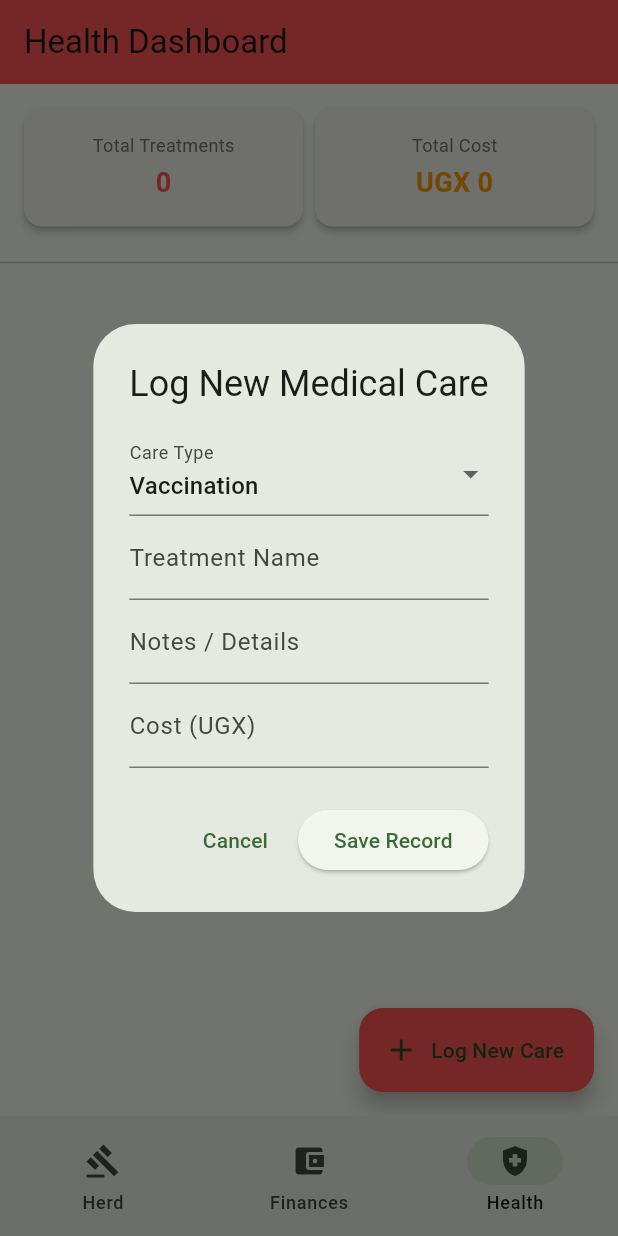
After one commit to Emma-Ssali/MyGOAT, a Flutter app: the screen it shows after launch, item 3 of the bottom bar chosen, after a tap on "Log New Care", on a phone screen of 412 x 824 dp. The commit adds this screen. Run offline on Flutter 3.47's test engine with Material 3 defaults, Android fonts, the phone set to English and light mode, and no system bars; our stand-ins replace flutter_riverpod, image_picker, isar; accounts and stored records are empty; generated files the repository leaves out were written again.

Commit message:
Health dashboard display

```diff
--- a/lib/main.dart
+++ b/lib/main.dart
@@ -4,6 +4,8 @@ import 'views/goat_dashboard_view.dart';
 import 'views/financial_dashboard_view.dart';
 import 'services/database_service.dart'; // NEW: so we can call DatabaseService()
 import 'services/providers.dart';        // NEW: so we can override databaseServiceProvider
+import 'views/health_dashboard_view.dart';
+
 
 // CHANGED: added 'async' so we can use 'await' inside main
 void main() async {
@@ -58,6 +60,7 @@ class _MainNavigationShellState extends State<MainNavigationShell> {
   final List<Widget> _screens = [
     const GoatDashboardView(),
     const FinancialDashboardView(),
+    const HealthDashboardView(),
   ];
 
   @override
@@ -80,6 +83,10 @@ class _MainNavigationShellState extends State<MainNavigationShell> {
             icon: Icon(Icons.account_balance_wallet),
             label: 'Finances',
           ),
+          NavigationDestination(
+            icon: Icon(Icons.health_and_safety),
+            label: 'Health',
+          ),
         ],
       ),
     );
--- a/lib/services/providers.dart
+++ b/lib/services/providers.dart
@@ -1,34 +1,67 @@
 import 'package:flutter_riverpod/flutter_riverpod.dart';
+import 'package:isar/isar.dart';   // ✅ unlocks watch(), findAll(), etc.
 import 'database_service.dart';
 import 'farm_repository.dart';
 import '../models/goat.dart';
 import '../models/health_record.dart';
 
-// 1. Spawns one single, permanent instance of your local database engine wrapper
+// 1. Database service provider
 final databaseServiceProvider = Provider<DatabaseService>((ref) {
   return DatabaseService();
 });
 
-// 2. Spawns the repository clerk, extracting the EXACT inner Isar instance it needs
+// 2. Repository provider
 final farmRepositoryProvider = Provider<FarmRepository>((ref) {
   final dbService = ref.watch(databaseServiceProvider);
   return FarmRepository(dbService.isar);
 });
 
-// 3. The live stream provider that watches your local storage and auto-refreshes your UI list
-// FIX: We explicitly declare the AutoDispose StreamProvider type to eliminate compilation lookup drops
+// 3. Goats stream provider
 final watchGoatsProvider = StreamProvider.autoDispose<List<Goat>>((ref) {
   final repository = ref.watch(farmRepositoryProvider);
   return repository.watchGoats();
 });
 
-// 4. Provides a clean reference to your core database service for financial layers
+// 4. Direct database reference
 final farmDatabaseProvider = Provider((ref) {
   return ref.watch(databaseServiceProvider);
 });
 
-// 5. This provider acts as a direct line to stream health entries into your UI screens
-final watchHealthRecordsProvider = StreamProvider.family.autoDispose<List<HealthRecord>, int>((ref, goatId) {
+// 5. Per-goat health records stream
+final watchHealthRecordsProvider =
+    StreamProvider.family.autoDispose<List<HealthRecord>, int>((ref, goatId) {
   final repository = ref.watch(farmRepositoryProvider);
-  return repository.watchHealthRecords(goatId);
+  return repository.isar.healthRecords
+      .filter()
+      .goatIdEqualTo(goatId)
+      .sortByDateDesc()
+      .watch(fireImmediately: true);
 });
+
+// 6. Global health records stream
+final watchAllHealthRecordsProvider =
+    StreamProvider.autoDispose<List<HealthRecord>>((ref) {
+  final repo = ref.watch(farmRepositoryProvider);
+  return repo.isar.healthRecords
+      .where()
+      .sortByDateDesc()
+      .watch(fireImmediately: true);
+});
+
+// 7. Per-goat health summary provider
+final goatHealthSummaryProvider =
+    FutureProvider.family.autoDispose<Map<String, dynamic>, int>((ref, goatId) async {
+  final repository = ref.watch(farmRepositoryProvider);
+  final records = await repository.isar.healthRecords
+      .filter()
+      .goatIdEqualTo(goatId)
+      .findAll();
+
+  final totalTreatments = records.length;
+  final totalCost = records.fold<double>(0.0, (sum, r) => sum + (r.cost ?? 0.0));
+
+  return {
+    'totalTreatments': totalTreatments,
+    'totalCost': totalCost,
+  };
+});
--- /dev/null
+++ b/lib/views/health_dashboard_view.dart
@@ -0,0 +1,161 @@
+import 'package:flutter/material.dart';
+import 'package:flutter_riverpod/flutter_riverpod.dart';
+import '../models/health_record.dart';
+import '../services/providers.dart';
+
+class HealthDashboardView extends ConsumerWidget {
+  const HealthDashboardView({super.key});
+
+  @override
+  Widget build(BuildContext context, WidgetRef ref) {
+    // Watch all health records across goats
+    final healthRecordsAsync = ref.watch(watchAllHealthRecordsProvider);
+
+    return Scaffold(
+      appBar: AppBar(
+        title: const Text('Health Dashboard'),
+        backgroundColor: Colors.redAccent,
+      ),
+      body: healthRecordsAsync.when(
+        data: (records) {
+          final totalRecords = records.length;
+          final totalCost = records.fold(0.0, (sum, r) => sum + r.cost);
+
+          return Column(
+            children: [
+              // Summary cards
+              Padding(
+                padding: const EdgeInsets.all(12.0),
+                child: Row(
+                  children: [
+                    _summaryCard('Total Treatments', totalRecords.toString(), Colors.redAccent),
+                    _summaryCard('Total Cost', 'UGX ${totalCost.toStringAsFixed(0)}', Colors.orange),
+                  ],
+                ),
+              ),
+              const Divider(),
+              Expanded(
+                child: records.isEmpty
+                    ? const Center(child: Text('No health records logged yet.'))
+                    : ListView.builder(
+                        itemCount: records.length,
+                        itemBuilder: (context, index) {
+                          final record = records[index];
+                          return Card(
+                            margin: const EdgeInsets.symmetric(horizontal: 12, vertical: 6),
+                            child: ListTile(
+                              leading: const Icon(Icons.medical_services, color: Colors.redAccent),
+                              title: Text('${record.recordType}: ${record.title}'),
+                              subtitle: Text('${record.description}\nCost: UGX ${record.cost.toStringAsFixed(0)}'),
+                              trailing: Text('${record.date.day}/${record.date.month}/${record.date.year}'),
+                            ),
+                          );
+                        },
+                      ),
+              ),
+            ],
+          );
+        },
+        loading: () => const Center(child: CircularProgressIndicator(color: Colors.redAccent)),
+        error: (err, stack) => Center(child: Text('Error: $err')),
+      ),
+      floatingActionButton: FloatingActionButton.extended(
+        backgroundColor: Colors.redAccent,
+        icon: const Icon(Icons.add),
+        label: const Text('Log New Care'),
+        onPressed: () => _showAddHealthRecordDialog(context, ref),
+      ),
+    );
+  }
+
+  Widget _summaryCard(String title, String value, Color color) {
+    return Expanded(
+      child: Card(
+        elevation: 2,
+        child: Padding(
+          padding: const EdgeInsets.symmetric(vertical: 16.0),
+          child: Column(
+            children: [
+              Text(title, style: TextStyle(fontSize: 12, color: Colors.grey.shade600)),
+              const SizedBox(height: 4),
+              Text(value, style: TextStyle(fontSize: 18, fontWeight: FontWeight.bold, color: color)),
+            ],
+          ),
+        ),
+      ),
+    );
+  }
+
+  void _showAddHealthRecordDialog(BuildContext context, WidgetRef ref) {
+    final titleController = TextEditingController();
+    final notesController = TextEditingController();
+    final costController = TextEditingController();
+    String chosenType = 'Vaccination';
+
+    showDialog(
+      context: context,
+      builder: (context) {
+        return StatefulBuilder(
+          builder: (context, setState) {
+            return AlertDialog(
+              title: const Text('Log New Medical Care'),
+              content: SingleChildScrollView(
+                child: Column(
+                  mainAxisSize: MainAxisSize.min,
+                  children: [
+                    DropdownButtonFormField<String>(
+                      value: chosenType,
+                      items: ['Vaccination', 'Treatment', 'Deworming', 'Vet Visit']
+                          .map((type) => DropdownMenuItem(value: type, child: Text(type)))
+                          .toList(),
+                      onChanged: (val) {
+                        if (val != null) {
+                          setState(() {
+                            chosenType = val;
+                          });
+                        }
+                      },
+                      decoration: const InputDecoration(labelText: 'Care Type'),
+                    ),
+                    TextField(
+                      controller: titleController,
+                      decoration: const InputDecoration(labelText: 'Treatment Name'),
+                    ),
+                    TextField(
+                      controller: notesController,
+                      decoration: const InputDecoration(labelText: 'Notes / Details'),
+                    ),
+                    TextField(
+                      controller: costController,
+                      keyboardType: TextInputType.number,
+                      decoration: const InputDecoration(labelText: 'Cost (UGX)'),
+                    ),
+                  ],
+                ),
+              ),
+              actions: [
+                TextButton(onPressed: () => Navigator.pop(context), child: const Text('Cancel')),
+                ElevatedButton(
+                  onPressed: () async {
+                    final recordCost = double.tryParse(costController.text) ?? 0.0;
+                    final newRecord = HealthRecord()
+                      ..goatId = 0 // General entry flag
+                      ..date = DateTime.now()
+                      ..recordType = chosenType
+                      ..title = titleController.text.trim()
+                      ..description = notesController.text.trim()
+                      ..cost = recordCost;
+
+                    await ref.read(farmRepositoryProvider).addHealthRecord(newRecord);
+                    if (context.mounted) Navigator.pop(context);
+                  },
+                  child: const Text('Save Record'),
+                ),
+              ],
+            );
+          },
+        );
+      },
+    );
+  }
+}
--- a/lib/views/home_navigation_view.dart
+++ b/lib/views/home_navigation_view.dart
@@ -1,6 +1,7 @@
 import 'package:flutter/material.dart';
 import 'goat_dashboard_view.dart';
 import 'financial_dashboard_view.dart';
+import 'health_dashboard_view.dart';
 
 class HomeNavigationView extends StatefulWidget {
   const HomeNavigationView({super.key});
@@ -12,10 +13,11 @@ class HomeNavigationView extends StatefulWidget {
 class _HomeNavigationViewState extends State<HomeNavigationView> {
   int _currentIndex = 0;
 
-  // This holds our two actual dashboard screens in order
+  // This holds our three actual dashboard screens in order
   final List<Widget> _screens = [
     const GoatDashboardView(),       // Tab 0
     const FinancialDashboardView(),  // Tab 1
+    const HealthDashboardView(),     // Tab 2
   ];
 
   @override
@@ -43,6 +45,10 @@ class _HomeNavigationViewState extends State<HomeNavigationView> {
             icon: Icon(Icons.monetization_on),
             label: 'Accounts',
           ),
+          BottomNavigationBarItem(
+            icon: Icon(Icons.health_and_safety),
+            label: 'Health',
+          ),
         ],
       ),
     );
```
